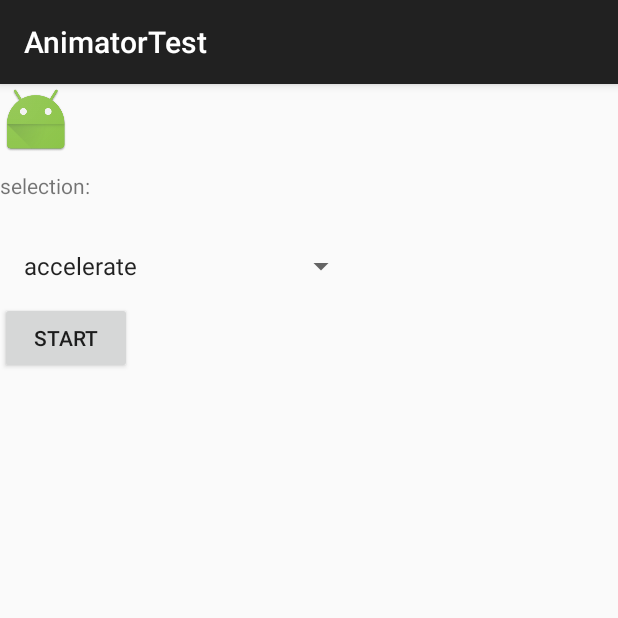
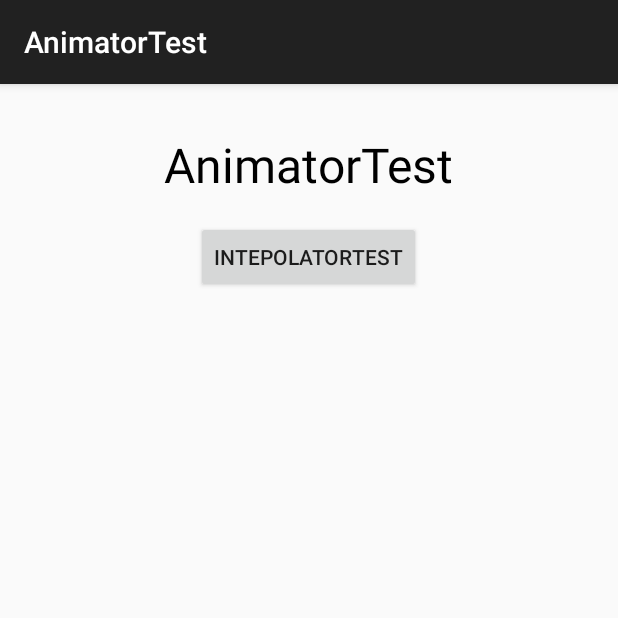
Before and after one commit to ToDou/AnimatorTest, an Android app: the screen it shows after launch (MainActivity), on a phone screen of 412 x 824 dp, the top half of it. Run offline under Robolectric (Android 15) with nearby library versions, the phone set to English and light mode, and no system bars.

Commit message:
add the interpolator

```diff
--- a/app/src/main/AndroidManifest.xml
+++ b/app/src/main/AndroidManifest.xml
@@ -16,6 +16,10 @@
                 <category android:name="android.intent.category.LAUNCHER" />
             </intent-filter>
         </activity>
+
+        <activity android:name=".IntepolatorActivity"
+            android:launchMode="singleTop"
+            />
     </application>
 
 </manifest>
--- a/app/src/main/java/com/loopeer/android/apps/animatortest/MainActivity.java
+++ b/app/src/main/java/com/loopeer/android/apps/animatortest/MainActivity.java
@@ -1,76 +1,29 @@
 package com.loopeer.android.apps.animatortest;
 
-import android.animation.ValueAnimator;
+import android.content.Intent;
 import android.support.v7.app.ActionBarActivity;
 import android.os.Bundle;
 import android.view.View;
-import android.view.animation.AccelerateDecelerateInterpolator;
-import android.view.animation.AccelerateInterpolator;
-import android.view.animation.AnticipateInterpolator;
-import android.view.animation.AnticipateOvershootInterpolator;
-import android.view.animation.BounceInterpolator;
-import android.view.animation.DecelerateInterpolator;
-import android.view.animation.Interpolator;
-import android.view.animation.OvershootInterpolator;
-import android.widget.AdapterView;
-import android.widget.ArrayAdapter;
-import android.widget.ImageView;
-import android.widget.Spinner;
+import android.widget.Button;
 
-import com.nineoldandroids.animation.ObjectAnimator;
+public class MainActivity extends ActionBarActivity implements View.OnClickListener{
 
-
-public class MainActivity extends ActionBarActivity {
-
-    private Spinner mSpinner;
-    private ImageView mTextView;
-    private String[] interpolatorName = new String[]{"accelerate", "decelerate", "accelerate/decelerate", "anticipate", "overshoot", "anticipate/overshoot", "bounce"};
-
-    private Interpolator[] interpolators = new Interpolator[]{new AccelerateInterpolator(),
-        new DecelerateInterpolator(), new AccelerateDecelerateInterpolator(), new AnticipateInterpolator(),
-            new OvershootInterpolator(), new AnticipateOvershootInterpolator(), new BounceInterpolator()};
+    private Button mButtonInterpolator;
 
     @Override
     protected void onCreate(Bundle savedInstanceState) {
         super.onCreate(savedInstanceState);
-        setContentView(R.layout.activity_main);
+        setContentView(R.layout.activity_main_layout);
 
-        mSpinner = (Spinner) this.findViewById(R.id.main_spinner);
-        mTextView = (ImageView) this.findViewById(R.id.main_text);
-        intSpinner();
+        mButtonInterpolator = (Button) findViewById(R.id.main_activity_interpolator);
+        mButtonInterpolator.setOnClickListener(this);
     }
 
-    private void intSpinner() {
-        mSpinner.setAdapter(new ArrayAdapter<>(MainActivity.this, android.R.layout.simple_list_item_1, interpolatorName));
-        mSpinner.setOnItemSelectedListener(new AdapterView.OnItemSelectedListener() {
-            @Override
-            public void onItemSelected(AdapterView<?> parent, View view, int position, long id) {
-                addAnimator(position);
-            }
-
-            @Override
-            public void onNothingSelected(AdapterView<?> parent) {
-
-            }
-        });
+    @Override
+    public void onClick(View v) {
+        switch (v.getId()) {
+            case R.id.main_activity_interpolator:
+                startActivity(new Intent(this, IntepolatorActivity.class));
+        }
     }
-
-    private void addAnimator(int position) {
-        ObjectAnimator objectAnimator = ObjectAnimator.ofFloat(mTextView, "X", 0F, 300F);
-        objectAnimator.setDuration(2000);
-        objectAnimator.setInterpolator(interpolators[position]);
-        objectAnimator.setRepeatCount(ValueAnimator.INFINITE);
-        objectAnimator.setRepeatMode(com.nineoldandroids.animation.ValueAnimator.RESTART);
-        objectAnimator.start();
-    }
-
-    public void viewClick(View view) {
-       // ObjectAnimator.ofFloat(mTextView, "translationX", 0.0F, 300.0F).setDuration(4000).start();
-        ObjectAnimator.ofFloat(mTextView, "rotationX", 0.0F, 360.0F)//
-                .setDuration(500)//
-                .start();
-
-    }
-
-
 }
--- /dev/null
+++ b/app/src/main/res/layout/activity_main_layout.xml
@@ -0,0 +1,27 @@
+<?xml version="1.0" encoding="utf-8"?>
+<LinearLayout xmlns:android="http://schemas.android.com/apk/res/android"
+    android:layout_width="match_parent"
+    android:layout_height="match_parent"
+    android:orientation="vertical"
+    >
+
+    <TextView
+        android:layout_width="wrap_content"
+        android:layout_height="wrap_content"
+        android:layout_gravity="center_horizontal"
+        android:layout_marginTop="32dp"
+        android:layout_marginBottom="16dp"
+        android:text="AnimatorTest"
+        android:textSize="32dp"
+        android:textColor="@android:color/black"
+        />
+
+    <Button
+        android:id="@+id/main_activity_interpolator"
+        android:layout_width="wrap_content"
+        android:layout_height="wrap_content"
+        android:layout_gravity="center_horizontal"
+        android:text="IntepolatorTest"
+        />
+
+</LinearLayout>
```
Also changed, not shown: app/src/main/java/com/loopeer/android/apps/animatortest/BaseActivity.java (added, +15 -0 lines), app/src/main/java/com/loopeer/android/apps/animatortest/IntepolatorActivity.java (added, +75 -0 lines).
